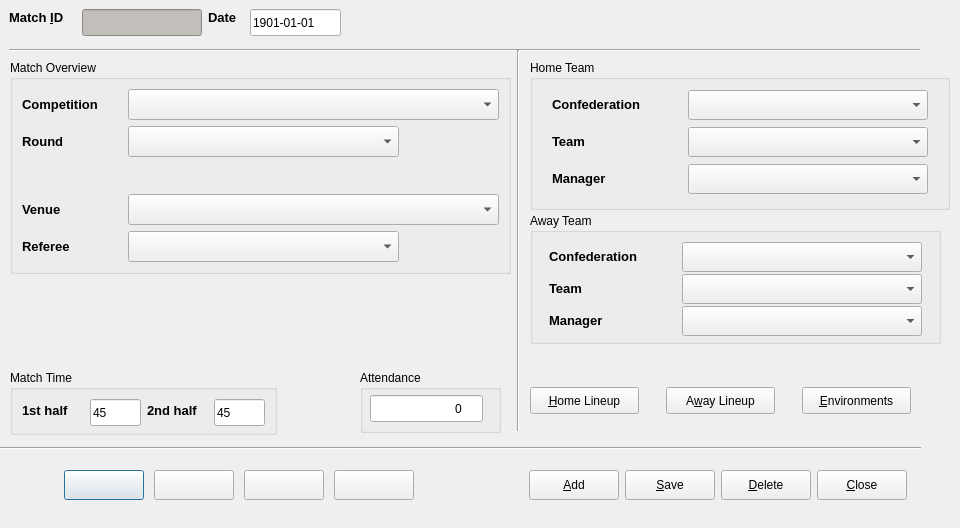
The window that code/pyqt/gui/match_entry.ui (soccermetrics/marcotti-desktop) describes before a commit, drawn with Qt 5.
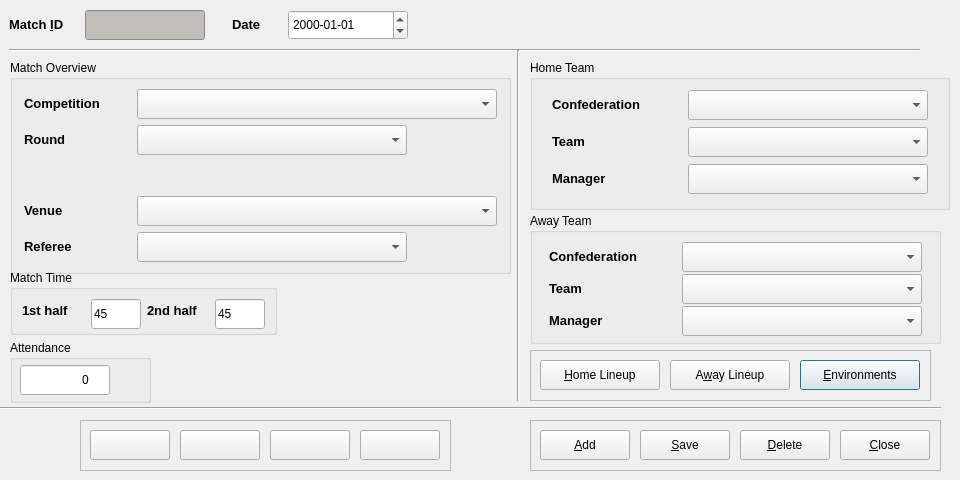
The same window after the commit. Icons and pictures are not drawn.

Commit message: Layout changes to Matches UI, resized widgets (#39)

Diff of the .ui file:
```diff
--- a/code/pyqt/gui/match_entry.ui
+++ b/code/pyqt/gui/match_entry.ui
@@ -7,75 +7,24 @@
     <x>0</x>
     <y>0</y>
     <width>960</width>
-    <height>528</height>
+    <height>480</height>
    </rect>
   </property>
   <property name="minimumSize">
    <size>
-    <width>929</width>
-    <height>424</height>
+    <width>960</width>
+    <height>480</height>
    </size>
   </property>
   <property name="maximumSize">
    <size>
     <width>960</width>
-    <height>600</height>
+    <height>480</height>
    </size>
   </property>
   <property name="windowTitle">
    <string>Match Entry</string>
   </property>
-  <widget class="QLabel" name="label_4">
-   <property name="geometry">
-    <rect>
-     <x>208</x>
-     <y>9</y>
-     <width>36</width>
-     <height>17</height>
-    </rect>
-   </property>
-   <property name="text">
-    <string>&lt;!DOCTYPE HTML PUBLIC &quot;-//W3C//DTD HTML 4.0//EN&quot; &quot;http://www.w3.org/TR/REC-html40/strict.dtd&quot;&gt;
-&lt;html&gt;&lt;head&gt;&lt;meta name=&quot;qrichtext&quot; content=&quot;1&quot; /&gt;&lt;style type=&quot;text/css&quot;&gt;
-p, li { white-space: pre-wrap; }
-&lt;/style&gt;&lt;/head&gt;&lt;body style=&quot; font-family:'Sans'; font-size:10pt; font-weight:400; font-style:normal;&quot;&gt;
-&lt;p style=&quot; margin-top:0px; margin-bottom:0px; margin-left:0px; margin-right:0px; -qt-block-indent:0; text-indent:0px;&quot;&gt;&lt;span style=&quot; font-weight:600;&quot;&gt;Date&lt;/span&gt;&lt;/p&gt;&lt;/body&gt;&lt;/html&gt;</string>
-   </property>
-   <property name="buddy">
-    <cstring>matchDateEdit</cstring>
-   </property>
-  </widget>
-  <widget class="QLineEdit" name="matchDateEdit">
-   <property name="geometry">
-    <rect>
-     <x>250</x>
-     <y>9</y>
-     <width>91</width>
-     <height>27</height>
-    </rect>
-   </property>
-   <property name="minimumSize">
-    <size>
-     <width>91</width>
-     <height>27</height>
-    </size>
-   </property>
-   <property name="maximumSize">
-    <size>
-     <width>91</width>
-     <height>27</height>
-    </size>
-   </property>
-   <property name="toolTip">
-    <string>Match date (YYYY-MM-DD)</string>
-   </property>
-   <property name="inputMask">
-    <string>9999-99-99; </string>
-   </property>
-   <property name="text">
-    <string>1901-01-01</string>
-   </property>
-  </widget>
   <widget class="Line" name="line">
    <property name="geometry">
     <rect>
@@ -95,7 +44,7 @@
      <x>510</x>
      <y>50</y>
      <width>16</width>
-     <height>381</height>
+     <height>351</height>
     </rect>
    </property>
    <property name="orientation">
@@ -117,6 +66,18 @@
    <layout class="QGridLayout" name="gridLayout_3">
     <item row="0" column="0">
      <widget class="QLabel" name="label_2">
+      <property name="minimumSize">
+       <size>
+        <width>105</width>
+        <height>30</height>
+       </size>
+      </property>
+      <property name="maximumSize">
+       <size>
+        <width>105</width>
+        <height>30</height>
+       </size>
+      </property>
       <property name="text">
        <string>&lt;!DOCTYPE HTML PUBLIC &quot;-//W3C//DTD HTML 4.0//EN&quot; &quot;http://www.w3.org/TR/REC-html40/strict.dtd&quot;&gt;
 &lt;html&gt;&lt;head&gt;&lt;meta name=&quot;qrichtext&quot; content=&quot;1&quot; /&gt;&lt;style type=&quot;text/css&quot;&gt;
@@ -133,14 +94,14 @@
      <widget class="QComboBox" name="matchCompSelect">
       <property name="minimumSize">
        <size>
-        <width>371</width>
-        <height>31</height>
+        <width>360</width>
+        <height>30</height>
        </size>
       </property>
       <property name="maximumSize">
        <size>
-        <width>371</width>
-        <height>31</height>
+        <width>360</width>
+        <height>30</height>
        </size>
       </property>
       <property name="toolTip">
@@ -150,6 +111,18 @@
     </item>
     <item row="1" column="0">
      <widget class="QLabel" name="label_3">
+      <property name="minimumSize">
+       <size>
+        <width>105</width>
+        <height>30</height>
+       </size>
+      </property>
+      <property name="maximumSize">
+       <size>
+        <width>105</width>
+        <height>30</height>
+       </size>
+      </property>
       <property name="text">
        <string>&lt;!DOCTYPE HTML PUBLIC &quot;-//W3C//DTD HTML 4.0//EN&quot; &quot;http://www.w3.org/TR/REC-html40/strict.dtd&quot;&gt;
 &lt;html&gt;&lt;head&gt;&lt;meta name=&quot;qrichtext&quot; content=&quot;1&quot; /&gt;&lt;style type=&quot;text/css&quot;&gt;
@@ -166,14 +139,14 @@
      <widget class="QComboBox" name="matchRoundSelect">
       <property name="minimumSize">
        <size>
-        <width>271</width>
-        <height>31</height>
+        <width>270</width>
+        <height>30</height>
        </size>
       </property>
       <property name="maximumSize">
        <size>
-        <width>271</width>
-        <height>31</height>
+        <width>270</width>
+        <height>30</height>
        </size>
       </property>
       <property name="toolTip">
@@ -196,6 +169,18 @@
     </item>
     <item row="3" column="0">
      <widget class="QLabel" name="label_5">
+      <property name="minimumSize">
+       <size>
+        <width>105</width>
+        <height>30</height>
+       </size>
+      </property>
+      <property name="maximumSize">
+       <size>
+        <width>105</width>
+        <height>30</height>
+       </size>
+      </property>
       <property name="text">
        <string>&lt;!DOCTYPE HTML PUBLIC &quot;-//W3C//DTD HTML 4.0//EN&quot; &quot;http://www.w3.org/TR/REC-html40/strict.dtd&quot;&gt;
 &lt;html&gt;&lt;head&gt;&lt;meta name=&quot;qrichtext&quot; content=&quot;1&quot; /&gt;&lt;style type=&quot;text/css&quot;&gt;
@@ -212,14 +197,14 @@
      <widget class="QComboBox" name="matchVenueSelect">
       <property name="minimumSize">
        <size>
-        <width>371</width>
-        <height>31</height>
+        <width>360</width>
+        <height>30</height>
        </size>
       </property>
       <property name="maximumSize">
        <size>
-        <width>371</width>
-        <height>31</height>
+        <width>360</width>
+        <height>30</height>
        </size>
       </property>
       <property name="toolTip">
@@ -229,6 +214,18 @@
     </item>
     <item row="4" column="0">
      <widget class="QLabel" name="label_6">
+      <property name="minimumSize">
+       <size>
+        <width>105</width>
+        <height>30</height>
+       </size>
+      </property>
+      <property name="maximumSize">
+       <size>
+        <width>105</width>
+        <height>30</height>
+       </size>
+      </property>
       <property name="text">
        <string>&lt;!DOCTYPE HTML PUBLIC &quot;-//W3C//DTD HTML 4.0//EN&quot; &quot;http://www.w3.org/TR/REC-html40/strict.dtd&quot;&gt;
 &lt;html&gt;&lt;head&gt;&lt;meta name=&quot;qrichtext&quot; content=&quot;1&quot; /&gt;&lt;style type=&quot;text/css&quot;&gt;
@@ -245,14 +242,14 @@
      <widget class="QComboBox" name="matchRefSelect">
       <property name="minimumSize">
        <size>
-        <width>271</width>
-        <height>31</height>
+        <width>270</width>
+        <height>30</height>
        </size>
       </property>
       <property name="maximumSize">
        <size>
-        <width>271</width>
-        <height>31</height>
+        <width>270</width>
+        <height>30</height>
        </size>
       </property>
       <property name="toolTip">
@@ -266,8 +263,8 @@
    <property name="geometry">
     <rect>
      <x>0</x>
-     <y>440</y>
-     <width>921</width>
+     <y>400</y>
+     <width>941</width>
      <height>16</height>
     </rect>
    </property>
@@ -275,56 +272,11 @@
     <enum>Qt::Horizontal</enum>
    </property>
   </widget>
-  <widget class="QLineEdit" name="matchID_display">
-   <property name="geometry">
-    <rect>
-     <x>82</x>
-     <y>9</y>
-     <width>120</width>
-     <height>27</height>
-    </rect>
-   </property>
-   <property name="maximumSize">
-    <size>
-     <width>120</width>
-     <height>27</height>
-    </size>
-   </property>
-   <property name="styleSheet">
-    <string notr="true">background-color: rgb(194, 190, 186);</string>
-   </property>
-   <property name="maxLength">
-    <number>7</number>
-   </property>
-   <property name="readOnly">
-    <bool>true</bool>
-   </property>
-  </widget>
-  <widget class="QLabel" name="label">
-   <property name="geometry">
-    <rect>
-     <x>9</x>
-     <y>9</y>
-     <width>67</width>
-     <height>17</height>
-    </rect>
-   </property>
-   <property name="text">
-    <string>&lt;!DOCTYPE HTML PUBLIC &quot;-//W3C//DTD HTML 4.0//EN&quot; &quot;http://www.w3.org/TR/REC-html40/strict.dtd&quot;&gt;
-&lt;html&gt;&lt;head&gt;&lt;meta name=&quot;qrichtext&quot; content=&quot;1&quot; /&gt;&lt;style type=&quot;text/css&quot;&gt;
-p, li { white-space: pre-wrap; }
-&lt;/style&gt;&lt;/head&gt;&lt;body style=&quot; font-family:'Sans'; font-size:10pt; font-weight:400; font-style:normal;&quot;&gt;
-&lt;p style=&quot; margin-top:0px; margin-bottom:0px; margin-left:0px; margin-right:0px; -qt-block-indent:0; text-indent:0px;&quot;&gt;&lt;span style=&quot; font-family:'Sans Serif'; font-weight:600;&quot;&gt;Match &amp;amp;ID&lt;/span&gt;&lt;/p&gt;&lt;/body&gt;&lt;/html&gt;</string>
-   </property>
-   <property name="buddy">
-    <cstring>matchID_display</cstring>
-   </property>
-  </widget>
   <widget class="QWidget" name="layoutWidget">
    <property name="geometry">
     <rect>
      <x>10</x>
-     <y>370</y>
+     <y>270</y>
      <width>332</width>
      <height>65</height>
     </rect>
@@ -360,14 +312,14 @@
         <widget class="QLineEdit" name="firstHalfLengthEdit">
          <property name="minimumSize">
           <size>
-           <width>51</width>
-           <height>27</height>
+           <width>50</width>
+           <height>30</height>
           </size>
          </property>
          <property name="maximumSize">
           <size>
-           <width>51</width>
-           <height>27</height>
+           <width>50</width>
+           <height>30</height>
           </size>
          </property>
          <property name="toolTip">
@@ -402,14 +354,14 @@
         <widget class="QLineEdit" name="secondHalfLengthEdit">
          <property name="minimumSize">
           <size>
-           <width>51</width>
-           <height>27</height>
+           <width>50</width>
+           <height>30</height>
           </size>
          </property>
          <property name="maximumSize">
           <size>
-           <width>51</width>
-           <height>27</height>
+           <width>50</width>
+           <height>30</height>
           </size>
          </property>
          <property name="toolTip">
@@ -444,382 +396,11 @@
     </item>
    </layout>
   </widget>
-  <widget class="QWidget" name="layoutWidget">
-   <property name="geometry">
-    <rect>
-     <x>60</x>
-     <y>460</y>
-     <width>361</width>
-     <height>51</height>
-    </rect>
-   </property>
-   <layout class="QHBoxLayout" name="horizontalLayout_2">
-    <item>
-     <widget class="QPushButton" name="firstEntry">
-      <property name="minimumSize">
-       <size>
-        <width>80</width>
-        <height>30</height>
-       </size>
-      </property>
-      <property name="maximumSize">
-       <size>
-        <width>80</width>
-        <height>30</height>
-       </size>
-      </property>
-      <property name="toolTip">
-       <string>First Entry</string>
-      </property>
-      <property name="text">
-       <string/>
-      </property>
-      <property name="icon">
-       <iconset resource="fmrd_resources.qrc">
-        <normaloff>:/images/first.png</normaloff>:/images/first.png</iconset>
-      </property>
-     </widget>
-    </item>
-    <item>
-     <widget class="QPushButton" name="prevEntry">
-      <property name="minimumSize">
-       <size>
-        <width>80</width>
-        <height>30</height>
-       </size>
-      </property>
-      <property name="maximumSize">
-       <size>
-        <width>80</width>
-        <height>30</height>
-       </size>
-      </property>
-      <property name="toolTip">
-       <string>Previous Entry</string>
-      </property>
-      <property name="text">
-       <string/>
-      </property>
-      <property name="icon">
-       <iconset resource="fmrd_resources.qrc">
-        <normaloff>:/images/prev.png</normaloff>:/images/prev.png</iconset>
-      </property>
-     </widget>
-    </item>
-    <item>
-     <widget class="QPushButton" name="nextEntry">
-      <property name="minimumSize">
-       <size>
-        <width>80</width>
-        <height>30</height>
-       </size>
-      </property>
-      <property name="maximumSize">
-       <size>
-        <width>80</width>
-        <height>30</height>
-       </size>
-      </property>
-      <property name="toolTip">
-       <string>Next Entry</string>
-      </property>
-      <property name="text">
-       <string/>
-      </property>
-      <property name="icon">
-       <iconset resource="fmrd_resources.qrc">
-        <normaloff>:/images/next.png</normaloff>:/images/next.png</iconset>
-      </property>
-     </widget>
-    </item>
-    <item>
-     <widget class="QPushButton" name="lastEntry">
-      <property name="minimumSize">
-       <size>
-        <width>80</width>
-        <height>30</height>
-       </size>
-      </property>
-      <property name="maximumSize">
-       <size>
-        <width>80</width>
-        <height>30</height>
-       </size>
-      </property>
-      <property name="toolTip">
-       <string>Last Entry</string>
-      </property>
-      <property name="text">
-       <string/>
-      </property>
-      <property name="icon">
-       <iconset resource="fmrd_resources.qrc">
-        <normaloff>:/images/last.png</normaloff>:/images/last.png</iconset>
-      </property>
-     </widget>
-    </item>
-   </layout>
-  </widget>
-  <widget class="QWidget" name="layoutWidget">
-   <property name="geometry">
-    <rect>
-     <x>530</x>
-     <y>370</y>
-     <width>381</width>
-     <height>61</height>
-    </rect>
-   </property>
-   <layout class="QHBoxLayout" name="horizontalLayout_4">
-    <item>
-     <widget class="QPushButton" name="homeLineupButton">
-      <property name="enabled">
-       <bool>true</bool>
-      </property>
-      <property name="minimumSize">
-       <size>
-        <width>109</width>
-        <height>27</height>
-       </size>
-      </property>
-      <property name="maximumSize">
-       <size>
-        <width>109</width>
-        <height>27</height>
-       </size>
-      </property>
-      <property name="toolTip">
-       <string>Home team match lineups</string>
-      </property>
-      <property name="text">
-       <string>&amp;Home Lineup</string>
-      </property>
-     </widget>
-    </item>
-    <item>
-     <spacer name="horizontalSpacer_2">
-      <property name="orientation">
-       <enum>Qt::Horizontal</enum>
-      </property>
-      <property name="sizeHint" stdset="0">
-       <size>
-        <width>13</width>
-        <height>20</height>
-       </size>
-      </property>
-     </spacer>
-    </item>
-    <item>
-     <widget class="QPushButton" name="awayLineupButton">
-      <property name="enabled">
-       <bool>true</bool>
-      </property>
-      <property name="minimumSize">
-       <size>
-        <width>109</width>
-        <height>27</height>
-       </size>
-      </property>
-      <property name="maximumSize">
-       <size>
-        <width>109</width>
-        <height>27</height>
-       </size>
-      </property>
-      <property name="toolTip">
-       <string>Away team match lineups</string>
-      </property>
-      <property name="text">
-       <string>A&amp;way Lineup</string>
-      </property>
-     </widget>
-    </item>
-    <item>
-     <spacer name="horizontalSpacer_4">
-      <property name="orientation">
-       <enum>Qt::Horizontal</enum>
-      </property>
-      <property name="sizeHint" stdset="0">
-       <size>
-        <width>13</width>
-        <height>20</height>
-       </size>
-      </property>
-     </spacer>
-    </item>
-    <item>
-     <widget class="QPushButton" name="enviroButton">
-      <property name="minimumSize">
-       <size>
-        <width>109</width>
-        <height>27</height>
-       </size>
-      </property>
-      <property name="maximumSize">
-       <size>
-        <width>109</width>
-        <height>27</height>
-       </size>
-      </property>
-      <property name="toolTip">
-       <string>Environmental conditions</string>
-      </property>
-      <property name="text">
-       <string>&amp;Environments</string>
-      </property>
-      <property name="default">
-       <bool>false</bool>
-      </property>
-     </widget>
-    </item>
-   </layout>
-  </widget>
-  <widget class="QWidget" name="layoutWidget">
-   <property name="geometry">
-    <rect>
-     <x>520</x>
-     <y>460</y>
-     <width>401</width>
-     <height>51</height>
-    </rect>
-   </property>
-   <layout class="QHBoxLayout" name="horizontalLayout_3">
-    <item>
-     <spacer name="horizontalSpacer_3">
-      <property name="orientation">
-       <enum>Qt::Horizontal</enum>
-      </property>
-      <property name="sizeHint" stdset="0">
-       <size>
-        <width>13</width>
-        <height>20</height>
-       </size>
-      </property>
-     </spacer>
-    </item>
-    <item>
-     <widget class="QPushButton" name="addEntry">
-      <property name="minimumSize">
-       <size>
-        <width>90</width>
-        <height>30</height>
-       </size>
-      </property>
-      <property name="maximumSize">
-       <size>
-        <width>90</width>
-        <height>30</height>
-       </size>
-      </property>
-      <property name="toolTip">
-       <string>Add Entry</string>
-      </property>
-      <property name="text">
-       <string>&amp;Add</string>
-      </property>
-      <property name="icon">
-       <iconset resource="fmrd_resources.qrc">
-        <normaloff>:/images/add.png</normaloff>:/images/add.png</iconset>
-      </property>
-     </widget>
-    </item>
-    <item>
-     <widget class="QPushButton" name="saveEntry">
-      <property name="minimumSize">
-       <size>
-        <width>90</width>
-        <height>30</height>
-       </size>
-      </property>
-      <property name="maximumSize">
-       <size>
-        <width>90</width>
-        <height>30</height>
-       </size>
-      </property>
-      <property name="toolTip">
-       <string>Delete Entry</string>
-      </property>
-      <property name="text">
-       <string>&amp;Save</string>
-      </property>
-      <property name="icon">
-       <iconset resource="fmrd_resources.qrc">
-        <normaloff>:/images/save.png</normaloff>:/images/save.png</iconset>
-      </property>
-     </widget>
-    </item>
-    <item>
-     <widget class="QPushButton" name="deleteEntry">
-      <property name="minimumSize">
-       <size>
-        <width>90</width>
-        <height>30</height>
-       </size>
-      </property>
-      <property name="maximumSize">
-       <size>
-        <width>90</width>
-        <height>30</height>
-       </size>
-      </property>
-      <property name="toolTip">
-       <string>Delete Entry</string>
-      </property>
-      <property name="text">
-       <string>&amp;Delete</string>
-      </property>
-      <property name="icon">
-       <iconset resource="fmrd_resources.qrc">
-        <normaloff>:/images/delete.png</normaloff>:/images/delete.png</iconset>
-      </property>
-     </widget>
-    </item>
-    <item>
-     <widget class="QPushButton" name="closeButton">
-      <property name="minimumSize">
-       <size>
-        <width>90</width>
-        <height>30</height>
-       </size>
-      </property>
-      <property name="maximumSize">
-       <size>
-        <width>90</width>
-        <height>30</height>
-       </size>
-      </property>
-      <property name="toolTip">
-       <string>Close Window</string>
-      </property>
-      <property name="text">
-       <string>&amp;Close</string>
-      </property>
-      <property name="icon">
-       <iconset resource="fmrd_resources.qrc">
-        <normaloff>:/images/quit.png</normaloff>:/images/quit.png</iconset>
-      </property>
-     </widget>
-    </item>
-    <item>
-     <spacer name="horizontalSpacer_6">
-      <property name="orientation">
-       <enum>Qt::Horizontal</enum>
-      </property>
-      <property name="sizeHint" stdset="0">
-       <size>
-        <width>17</width>
-        <height>20</height>
-       </size>
-      </property>
-     </spacer>
-    </item>
-   </layout>
-  </widget>
   <widget class="QGroupBox" name="attendanceBox">
    <property name="geometry">
     <rect>
-     <x>360</x>
-     <y>370</y>
+     <x>10</x>
+     <y>340</y>
      <width>141</width>
      <height>63</height>
     </rect>
@@ -847,10 +428,22 @@
      <rect>
       <x>10</x>
       <y>25</y>
-      <width>113</width>
-      <height>27</height>
+      <width>90</width>
+      <height>30</height>
      </rect>
     </property>
+    <property name="minimumSize">
+     <size>
+      <width>90</width>
+      <height>30</height>
+     </size>
+    </property>
+    <property name="maximumSize">
+     <size>
+      <width>90</width>
+      <height>30</height>
+     </size>
+    </property>
     <property name="toolTip">
      <string>Match attendance</string>
     </property>
@@ -1192,6 +785,528 @@
     </item>
    </layout>
   </widget>
+  <widget class="QFrame" name="matchFrame">
+   <property name="geometry">
+    <rect>
+     <x>530</x>
+     <y>350</y>
+     <width>401</width>
+     <height>51</height>
+    </rect>
+   </property>
+   <property name="frameShape">
+    <enum>QFrame::StyledPanel</enum>
+   </property>
+   <property name="frameShadow">
+    <enum>QFrame::Raised</enum>
+   </property>
+   <widget class="QPushButton" name="enviroButton">
+    <property name="geometry">
+     <rect>
+      <x>270</x>
+      <y>10</y>
+      <width>120</width>
+      <height>30</height>
+     </rect>
+    </property>
+    <property name="minimumSize">
+     <size>
+      <width>120</width>
+      <height>30</height>
+     </size>
+    </property>
+    <property name="maximumSize">
+     <size>
+      <width>120</width>
+      <height>30</height>
+     </size>
+    </property>
+    <property name="toolTip">
+     <string>Environmental conditions</string>
+    </property>
+    <property name="text">
+     <string>&amp;Environments</string>
+    </property>
+    <property name="default">
+     <bool>false</bool>
+    </property>
+   </widget>
+   <widget class="QPushButton" name="awayLineupButton">
+    <property name="enabled">
+     <bool>true</bool>
+    </property>
+    <property name="geometry">
+     <rect>
+      <x>140</x>
+      <y>10</y>
+      <width>120</width>
+      <height>30</height>
+     </rect>
+    </property>
+    <property name="minimumSize">
+     <size>
+      <width>120</width>
+      <height>30</height>
+     </size>
+    </property>
+    <property name="maximumSize">
+     <size>
+      <width>120</width>
+      <height>30</height>
+     </size>
+    </property>
+    <property name="toolTip">
+     <string>Away team match lineups</string>
+    </property>
+    <property name="text">
+     <string>A&amp;way Lineup</string>
+    </property>
+   </widget>
+   <widget class="QPushButton" name="homeLineupButton">
+    <property name="enabled">
+     <bool>true</bool>
+    </property>
+    <property name="geometry">
+     <rect>
+      <x>10</x>
+      <y>10</y>
+      <width>120</width>
+      <height>30</height>
+     </rect>
+    </property>
+    <property name="minimumSize">
+     <size>
+      <width>120</width>
+      <height>30</height>
+     </size>
+    </property>
+    <property name="maximumSize">
+     <size>
+      <width>120</width>
+      <height>30</height>
+     </size>
+    </property>
+    <property name="toolTip">
+     <string>Home team match lineups</string>
+    </property>
+    <property name="text">
+     <string>&amp;Home Lineup</string>
+    </property>
+   </widget>
+  </widget>
+  <widget class="QFrame" name="controlFrame">
+   <property name="geometry">
+    <rect>
+     <x>530</x>
+     <y>420</y>
+     <width>411</width>
+     <height>51</height>
+    </rect>
+   </property>
+   <property name="frameShape">
+    <enum>QFrame::StyledPanel</enum>
+   </property>
+   <property name="frameShadow">
+    <enum>QFrame::Raised</enum>
+   </property>
+   <widget class="QPushButton" name="closeButton">
+    <property name="geometry">
+     <rect>
+      <x>310</x>
+      <y>10</y>
+      <width>90</width>
+      <height>30</height>
+     </rect>
+    </property>
+    <property name="minimumSize">
+     <size>
+      <width>90</width>
+      <height>30</height>
+     </size>
+    </property>
+    <property name="maximumSize">
+     <size>
+      <width>90</width>
+      <height>30</height>
+     </size>
+    </property>
+    <property name="toolTip">
+     <string>Close Window</string>
+    </property>
+    <property name="text">
+     <string>&amp;Close</string>
+    </property>
+    <property name="icon">
+     <iconset resource="fmrd_resources.qrc">
+      <normaloff>:/images/quit.png</normaloff>:/images/quit.png</iconset>
+    </property>
+   </widget>
+   <widget class="QPushButton" name="deleteEntry">
+    <property name="geometry">
+     <rect>
+      <x>210</x>
+      <y>10</y>
+      <width>90</width>
+      <height>30</height>
+     </rect>
+    </property>
+    <property name="minimumSize">
+     <size>
+      <width>90</width>
+      <height>30</height>
+     </size>
+    </property>
+    <property name="maximumSize">
+     <size>
+      <width>90</width>
+      <height>30</height>
+     </size>
+    </property>
+    <property name="toolTip">
+     <string>Delete Entry</string>
+    </property>
+    <property name="text">
+     <string>&amp;Delete</string>
+    </property>
+    <property name="icon">
+     <iconset resource="fmrd_resources.qrc">
+      <normaloff>:/images/delete.png</normaloff>:/images/delete.png</iconset>
+    </property>
+   </widget>
+   <widget class="QPushButton" name="saveEntry">
+    <property name="geometry">
+     <rect>
+      <x>110</x>
+      <y>10</y>
+      <width>90</width>
+      <height>30</height>
+     </rect>
+    </property>
+    <property name="minimumSize">
+     <size>
+      <width>90</width>
+      <height>30</height>
+     </size>
+    </property>
+    <property name="maximumSize">
+     <size>
+      <width>90</width>
+      <height>30</height>
+     </size>
+    </property>
+    <property name="toolTip">
+     <string>Delete Entry</string>
+    </property>
+    <property name="text">
+     <string>&amp;Save</string>
+    </property>
+    <property name="icon">
+     <iconset resource="fmrd_resources.qrc">
+      <normaloff>:/images/save.png</normaloff>:/images/save.png</iconset>
+    </property>
+   </widget>
+   <widget class="QPushButton" name="addEntry">
+    <property name="geometry">
+     <rect>
+      <x>10</x>
+      <y>10</y>
+      <width>90</width>
+      <height>30</height>
+     </rect>
+    </property>
+    <property name="minimumSize">
+     <size>
+      <width>90</width>
+      <height>30</height>
+     </size>
+    </property>
+    <property name="maximumSize">
+     <size>
+      <width>90</width>
+      <height>30</height>
+     </size>
+    </property>
+    <property name="toolTip">
+     <string>Add Entry</string>
+    </property>
+    <property name="text">
+     <string>&amp;Add</string>
+    </property>
+    <property name="icon">
+     <iconset resource="fmrd_resources.qrc">
+      <normaloff>:/images/add.png</normaloff>:/images/add.png</iconset>
+    </property>
+   </widget>
+  </widget>
+  <widget class="QFrame" name="frame">
+   <property name="geometry">
+    <rect>
+     <x>80</x>
+     <y>420</y>
+     <width>371</width>
+     <height>51</height>
+    </rect>
+   </property>
+   <property name="frameShape">
+    <enum>QFrame::StyledPanel</enum>
+   </property>
+   <property name="frameShadow">
+    <enum>QFrame::Raised</enum>
+   </property>
+   <widget class="QPushButton" name="firstEntry">
+    <property name="geometry">
+     <rect>
+      <x>10</x>
+      <y>10</y>
+      <width>80</width>
+      <height>30</height>
+     </rect>
+    </property>
+    <property name="minimumSize">
+     <size>
+      <width>80</width>
+      <height>30</height>
+     </size>
+    </property>
+    <property name="maximumSize">
+     <size>
+      <width>80</width>
+      <height>30</height>
+     </size>
+    </property>
+    <property name="toolTip">
+     <string>First Entry</string>
+    </property>
+    <property name="text">
+     <string/>
+    </property>
+    <property name="icon">
+     <iconset resource="fmrd_resources.qrc">
+      <normaloff>:/images/first.png</normaloff>:/images/first.png</iconset>
+    </property>
+   </widget>
+   <widget class="QPushButton" name="prevEntry">
+    <property name="geometry">
+     <rect>
+      <x>100</x>
+      <y>10</y>
+      <width>80</width>
+      <height>30</height>
+     </rect>
+    </property>
+    <property name="minimumSize">
+     <size>
+      <width>80</width>
+      <height>30</height>
+     </size>
+    </property>
+    <property name="maximumSize">
+     <size>
+      <width>80</width>
+      <height>30</height>
+     </size>
+    </property>
+    <property name="toolTip">
+     <string>Previous Entry</string>
+    </property>
+    <property name="text">
+     <string/>
+    </property>
+    <property name="icon">
+     <iconset resource="fmrd_resources.qrc">
+      <normaloff>:/images/prev.png</normaloff>:/images/prev.png</iconset>
+    </property>
+   </widget>
+   <widget class="QPushButton" name="nextEntry">
+    <property name="geometry">
+     <rect>
+      <x>190</x>
+      <y>10</y>
+      <width>80</width>
+      <height>30</height>
+     </rect>
+    </property>
+    <property name="minimumSize">
+     <size>
+      <width>80</width>
+      <height>30</height>
+     </size>
+    </property>
+    <property name="maximumSize">
+     <size>
+      <width>80</width>
+      <height>30</height>
+     </size>
+    </property>
+    <property name="toolTip">
+     <string>Next Entry</string>
+    </property>
+    <property name="text">
+     <string/>
+    </property>
+    <property name="icon">
+     <iconset resource="fmrd_resources.qrc">
+      <normaloff>:/images/next.png</normaloff>:/images/next.png</iconset>
+    </property>
+   </widget>
+   <widget class="QPushButton" name="lastEntry">
+    <property name="geometry">
+     <rect>
+      <x>280</x>
+      <y>10</y>
+      <width>80</width>
+      <height>30</height>
+     </rect>
+    </property>
+    <property name="minimumSize">
+     <size>
+      <width>80</width>
+      <height>30</height>
+     </size>
+    </property>
+    <property name="maximumSize">
+     <size>
+      <width>80</width>
+      <height>30</height>
+     </size>
+    </property>
+    <property name="toolTip">
+     <string>Last Entry</string>
+    </property>
+    <property name="text">
+     <string/>
+    </property>
+    <property name="icon">
+     <iconset resource="fmrd_resources.qrc">
+      <normaloff>:/images/last.png</normaloff>:/images/last.png</iconset>
+    </property>
+   </widget>
+  </widget>
+  <widget class="QWidget" name="">
+   <property name="geometry">
+    <rect>
+     <x>9</x>
+     <y>9</y>
+     <width>399</width>
+     <height>32</height>
+    </rect>
+   </property>
+   <layout class="QHBoxLayout" name="horizontalLayout_2">
+    <item>
+     <widget class="QLabel" name="label">
+      <property name="minimumSize">
+       <size>
+        <width>70</width>
+        <height>20</height>
+       </size>
+      </property>
+      <property name="maximumSize">
+       <size>
+        <width>70</width>
+        <height>20</height>
+       </size>
+      </property>
+      <property name="text">
+       <string>&lt;!DOCTYPE HTML PUBLIC &quot;-//W3C//DTD HTML 4.0//EN&quot; &quot;http://www.w3.org/TR/REC-html40/strict.dtd&quot;&gt;
+&lt;html&gt;&lt;head&gt;&lt;meta name=&quot;qrichtext&quot; content=&quot;1&quot; /&gt;&lt;style type=&quot;text/css&quot;&gt;
+p, li { white-space: pre-wrap; }
+&lt;/style&gt;&lt;/head&gt;&lt;body style=&quot; font-family:'Sans'; font-size:10pt; font-weight:400; font-style:normal;&quot;&gt;
+&lt;p style=&quot; margin-top:0px; margin-bottom:0px; margin-left:0px; margin-right:0px; -qt-block-indent:0; text-indent:0px;&quot;&gt;&lt;span style=&quot; font-family:'Sans Serif'; font-weight:600;&quot;&gt;Match &amp;amp;ID&lt;/span&gt;&lt;/p&gt;&lt;/body&gt;&lt;/html&gt;</string>
+      </property>
+      <property name="buddy">
+       <cstring>matchID_display</cstring>
+      </property>
+     </widget>
+    </item>
+    <item>
+     <widget class="QLineEdit" name="matchID_display">
+      <property name="minimumSize">
+       <size>
+        <width>120</width>
+        <height>30</height>
+       </size>
+      </property>
+      <property name="maximumSize">
+       <size>
+        <width>120</width>
+        <height>30</height>
+       </size>
+      </property>
+      <property name="styleSheet">
+       <string notr="true">background-color: rgb(194, 190, 186);</string>
+      </property>
+      <property name="maxLength">
+       <number>7</number>
+      </property>
+      <property name="readOnly">
+       <bool>true</bool>
+      </property>
+     </widget>
+    </item>
+    <item>
+     <spacer name="horizontalSpacer_2">
+      <property name="orientation">
+       <enum>Qt::Horizontal</enum>
+      </property>
+      <property name="sizeHint" stdset="0">
+       <size>
+        <width>13</width>
+        <height>20</height>
+       </size>
+      </property>
+     </spacer>
+    </item>
+    <item>
+     <widget class="QLabel" name="label_4">
+      <property name="minimumSize">
+       <size>
+        <width>50</width>
+        <height>20</height>
+       </size>
+      </property>
+      <property name="maximumSize">
+       <size>
+        <width>50</width>
+        <height>20</height>
+       </size>
+      </property>
+      <property name="text">
+       <string>&lt;!DOCTYPE HTML PUBLIC &quot;-//W3C//DTD HTML 4.0//EN&quot; &quot;http://www.w3.org/TR/REC-html40/strict.dtd&quot;&gt;
+&lt;html&gt;&lt;head&gt;&lt;meta name=&quot;qrichtext&quot; content=&quot;1&quot; /&gt;&lt;style type=&quot;text/css&quot;&gt;
+p, li { white-space: pre-wrap; }
+&lt;/style&gt;&lt;/head&gt;&lt;body style=&quot; font-family:'Sans'; font-size:10pt; font-weight:400; font-style:normal;&quot;&gt;
+&lt;p style=&quot; margin-top:0px; margin-bottom:0px; margin-left:0px; margin-right:0px; -qt-block-indent:0; text-indent:0px;&quot;&gt;&lt;span style=&quot; font-weight:600;&quot;&gt;Date&lt;/span&gt;&lt;/p&gt;&lt;/body&gt;&lt;/html&gt;</string>
+      </property>
+     </widget>
+    </item>
+    <item>
+     <widget class="QDateEdit" name="matchDateEdit">
+      <property name="minimumSize">
+       <size>
+        <width>120</width>
+        <height>30</height>
+       </size>
+      </property>
+      <property name="maximumSize">
+       <size>
+        <width>120</width>
+        <height>30</height>
+       </size>
+      </property>
+      <property name="minimumDate">
+       <date>
+        <year>1856</year>
+        <month>1</month>
+        <day>1</day>
+       </date>
+      </property>
+      <property name="displayFormat">
+       <string>yyyy-MM-dd</string>
+      </property>
+     </widget>
+    </item>
+   </layout>
+  </widget>
  </widget>
  <resources>
   <include location="fmrd_resources.qrc"/>
```
The commit also changes 1 other file.
